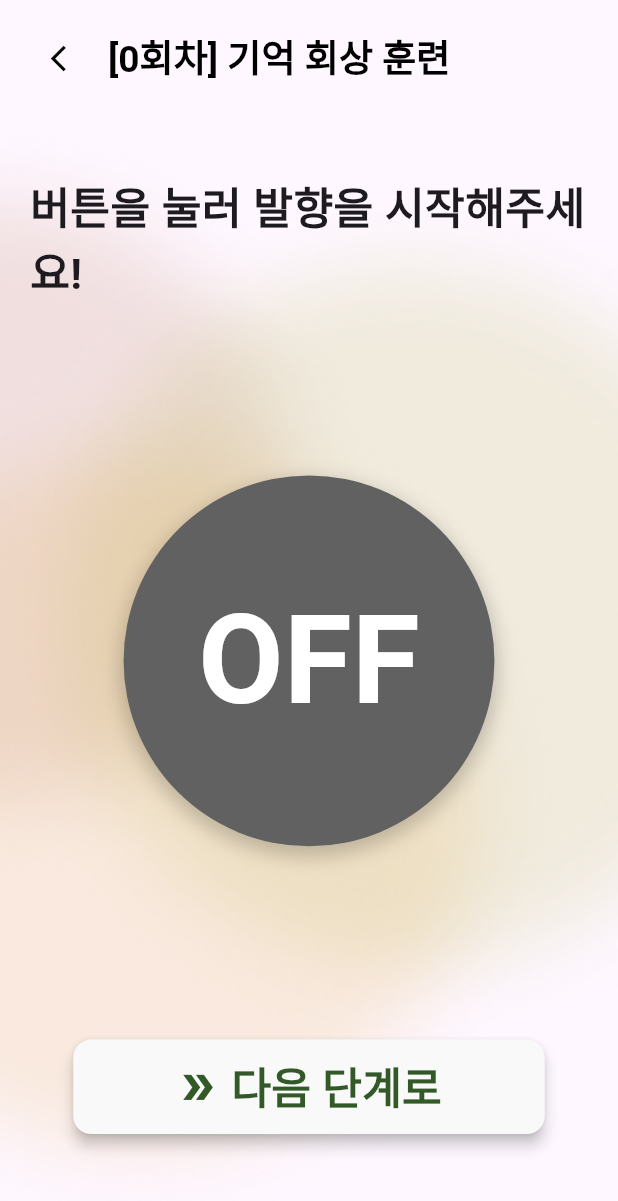
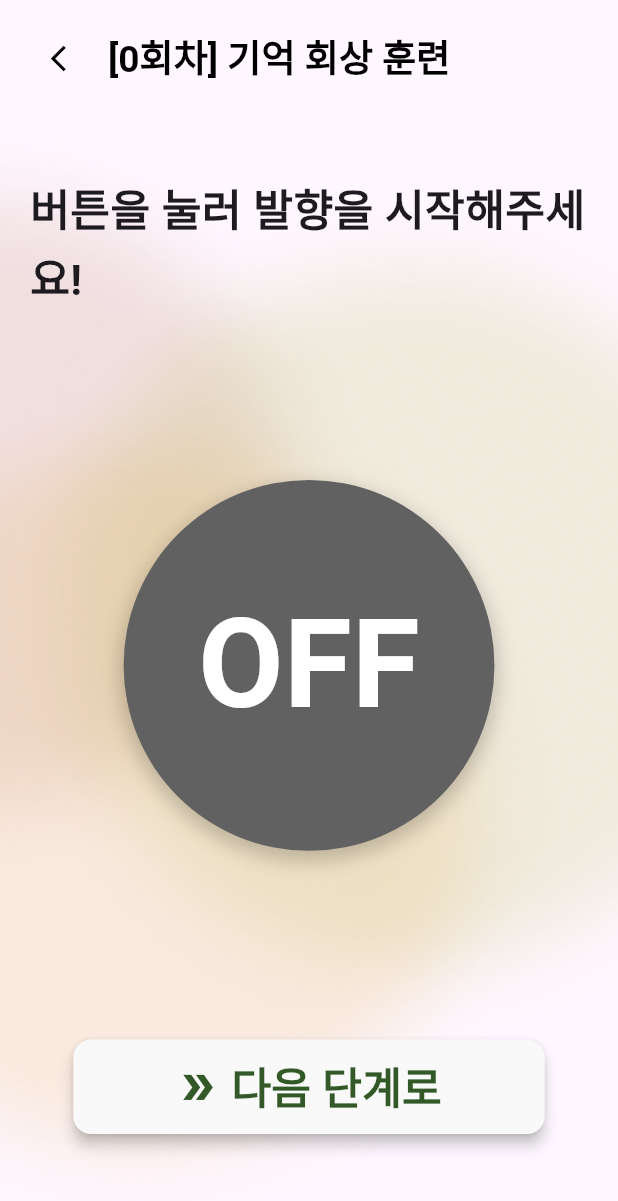
Before and after one commit to deepscent-cnu/deepscent-cnu-app, a Flutter app: the MemoryRecallTrainingScreen screen opened directly with empty values, on a phone screen of 412 x 824 dp. Shown: the top 1201 px of the screen. Run offline on Flutter 3.47's test engine with Material 3 defaults, Android fonts, the phone set to English and light mode, and no system bars; our stand-ins replace audioplayers, flutter_staggered_animations, flutter_tts, get, shared_preferences, speech_to_text; missing offline and left inert: record; accounts and stored records are empty.

Commit message:
feat: 발향 온오프 버튼 위치 고정되도록 타이틀 텍스트 최소 높이 지정

```diff
--- a/lib/features/memory_recall_training/presentation/screens/memory_recall_training_screen.dart
+++ b/lib/features/memory_recall_training/presentation/screens/memory_recall_training_screen.dart
@@ -235,15 +235,24 @@ class MemoryRecallTrainingScreenState extends State<MemoryRecallTrainingScreen>
                   children: [
                     const SizedBox(height: 24),
                     const SizedBox(height: 16),
-                    Text(
+                    Container(
+                      constraints: BoxConstraints(
+                        minHeight: screenWidth * 0.07 * 2 * 1.5,
+                      ),
+                      alignment: Alignment.centerLeft,
+                      child: Text(
                         isDifussed
-                          ? memoryRecallTrainingController.scentName.isNotEmpty
+                            ? memoryRecallTrainingController
+                                    .scentName
+                                    .isNotEmpty
                                 ? '${memoryRecallTrainingController.scentName} 향을 발향하는 중입니다.'
                                 : '향을 발향하는 중입니다.'
                             : "버튼을 눌러 발향을 시작해주세요!",
                         style: TextStyle(
                           fontSize: screenWidth * 0.07,
                           fontWeight: FontWeight.bold,
+                          height: 1.5,
+                        ),
                       ),
                     ),
                     Expanded(
```
Lines whose indentation alone changed are shown as unchanged.
